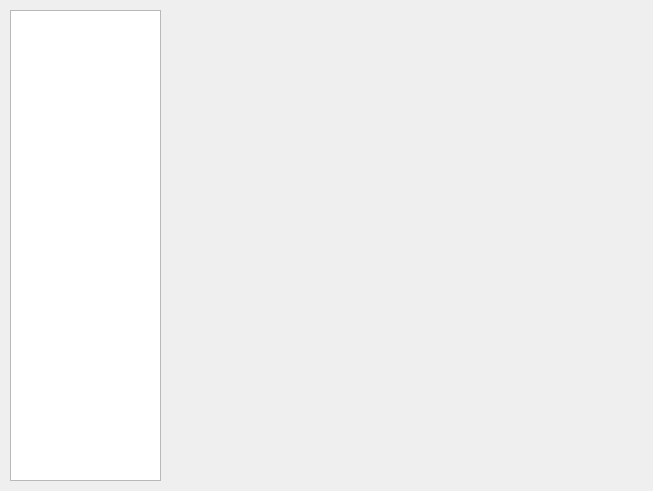
Old version of the form GUI/UIs/graph_widget.ui in the repository Drahness/Parkingson.
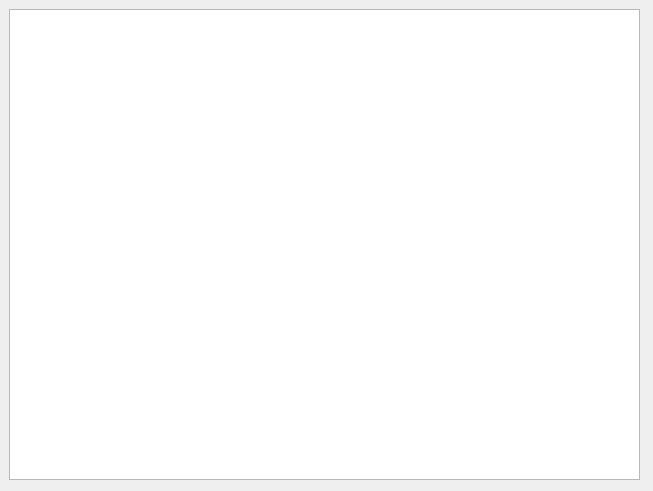
New version of the form.

What changed in the file:
```diff
--- a/GUI/UIs/graph_widget.ui
+++ b/GUI/UIs/graph_widget.ui
@@ -16,22 +16,33 @@
   <widget class="QWidget" name="widget" native="true">
    <property name="geometry">
     <rect>
-     <x>170</x>
-     <y>10</y>
-     <width>471</width>
+     <x>9</x>
+     <y>9</y>
+     <width>631</width>
      <height>471</height>
     </rect>
    </property>
-  </widget>
-  <widget class="QListView" name="listView">
-   <property name="geometry">
-    <rect>
-     <x>10</x>
-     <y>10</y>
-     <width>151</width>
-     <height>471</height>
-    </rect>
-   </property>
+   <layout class="QGridLayout" name="gridLayout">
+    <item row="0" column="0">
+     <widget class="QListView" name="listView">
+      <property name="layoutDirection">
+       <enum>Qt::LeftToRight</enum>
+      </property>
+      <property name="movement">
+       <enum>QListView::Static</enum>
+      </property>
+      <property name="gridSize">
+       <size>
+        <width>1</width>
+        <height>1</height>
+       </size>
+      </property>
+      <property name="viewMode">
+       <enum>QListView::ListMode</enum>
+      </property>
+     </widget>
+    </item>
+   </layout>
   </widget>
  </widget>
  <resources/>
```
Left out of the diff: 2 changed lines with no effect on the pictures.
